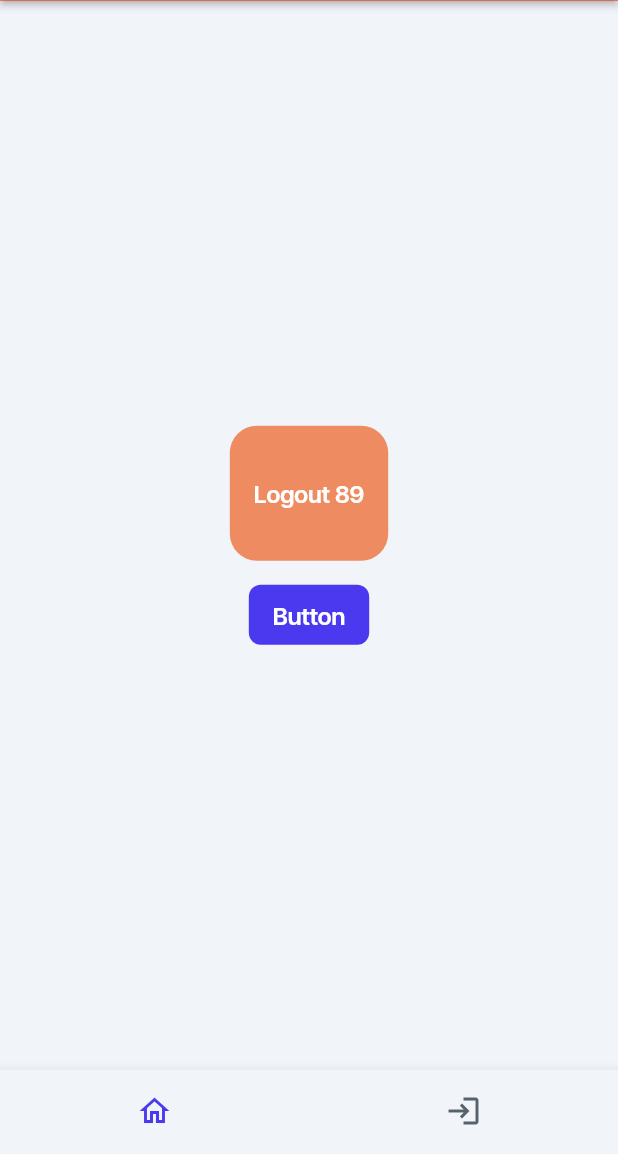
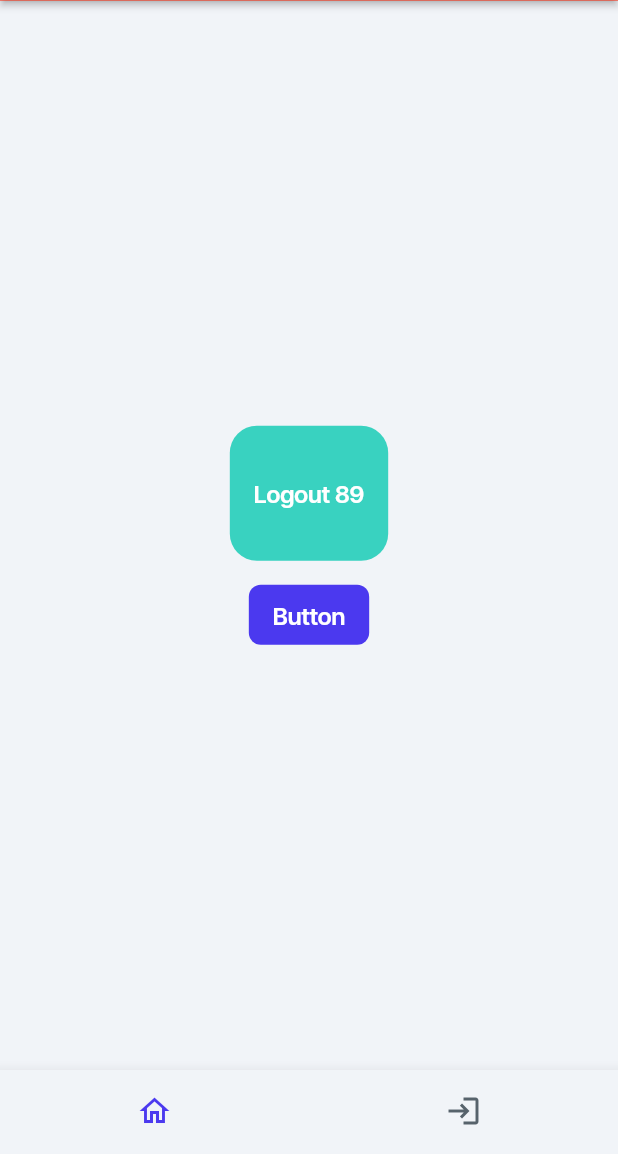
Before and after one commit to ffhr/FlutterFlowBenchmark, a Flutter app: the screen it shows once a user with an empty profile is signed in, on a phone screen of 412 x 824 dp, the part 82-1236 px from its top. Run offline on Flutter 3.47's test engine with Material 3 defaults, Android fonts, the phone set to English and light mode, and no system bars; drawn by our look-alikes of auto_size_text; our stand-ins replace firebase_auth, firebase_core, font_awesome_flutter, from_css_color, go_router, google_fonts and 6 more; missing offline and left inert: json_path; accounts and stored records are empty; statements that could not run were skipped.

Commit message:
Updating to latest FlutterFlow output.

```diff
--- a/lib/pages/home_page/home_page_widget.dart
+++ b/lib/pages/home_page/home_page_widget.dart
@@ -84,7 +84,7 @@ class _HomePageWidgetState extends State<HomePageWidget> {
                         EdgeInsetsDirectional.fromSTEB(16.0, 0.0, 16.0, 0.0),
                     iconPadding:
                         EdgeInsetsDirectional.fromSTEB(0.0, 0.0, 0.0, 0.0),
-                    color: FlutterFlowTheme.of(context).tertiary,
+                    color: FlutterFlowTheme.of(context).secondary,
                     textStyle: FlutterFlowTheme.of(context).titleSmall.override(
                           fontFamily: 'Inter Tight',
                           color: Colors.white,
```
